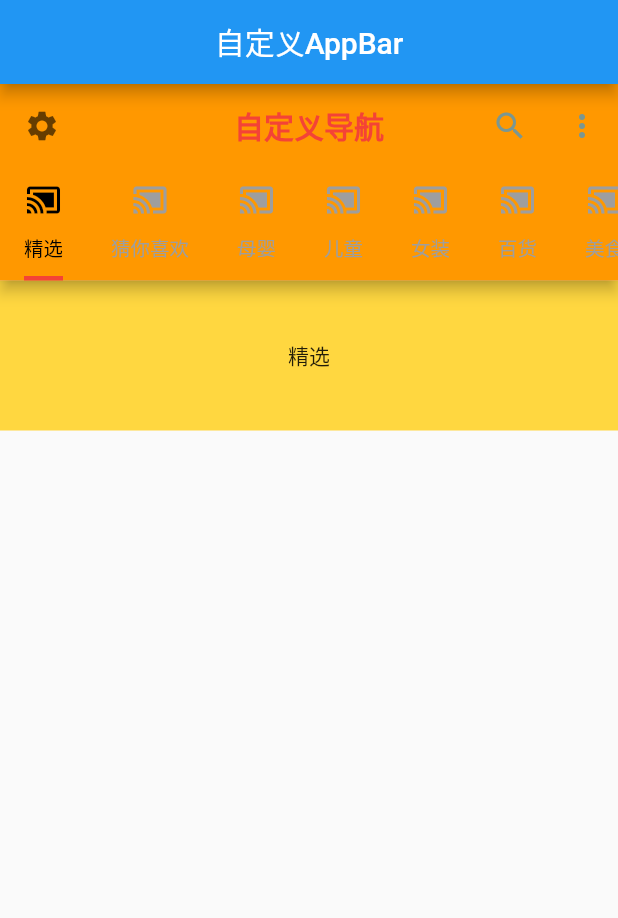
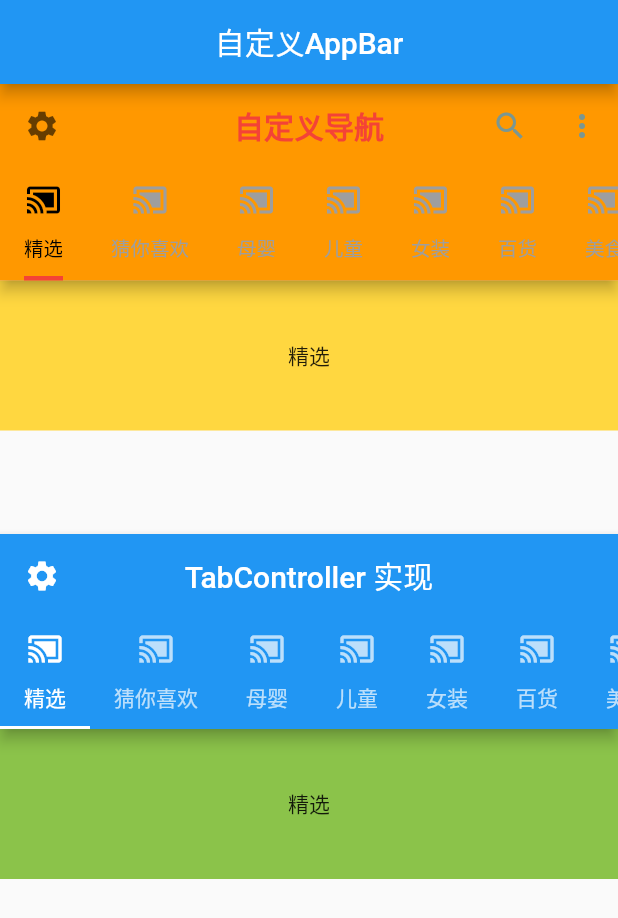
Before and after one commit to Preterit/flutter_first, a Flutter app: the CustomAppbar screen opened directly, on a phone screen of 412 x 824 dp. Shown: the top 918 px of the screen. Run offline on Flutter 3.47's test engine with Material 2 defaults, Android fonts, the phone set to English and light mode, and no system bars.

Commit message:
TabController 方式设置的 TabBar 代码编写。

```diff
--- a/lib/Route/appbar/CusAppBarPage.dart
+++ b/lib/Route/appbar/CusAppBarPage.dart
@@ -2,6 +2,7 @@ import 'package:flutter/cupertino.dart';
 import 'package:flutter/material.dart';
 
 import 'CusAppBarWithDefaultTabController.dart';
+import 'CusAppBarWithTabController.dart';
 
 /// 自定义导航栏
 class CustomAppbar extends StatelessWidget {
@@ -45,11 +46,10 @@ class CustomAppbar extends StatelessWidget {
         title: Text("自定义AppBar"),
         centerTitle: true,
       ),
-      body: Column(
-        mainAxisAlignment: MainAxisAlignment.start,
-        crossAxisAlignment: CrossAxisAlignment.center,
+      body: ListView(
         children: <Widget>[
-          Container(height: 400.0, child: FirstAppBar()),
+          Container(height: 300.0, child: FirstAppBar(), color: Colors.green),
+          Container(height: 400.0, child: SecondAppBar()),
         ],
       ),
     );
--- /dev/null
+++ b/lib/Route/appbar/CusAppBarWithTabController.dart
@@ -0,0 +1,56 @@
+import 'package:flutter/cupertino.dart';
+import 'package:flutter/material.dart';
+
+import 'CusAppBarPage.dart';
+
+/// 使用 TabController 方法 必须继承有状态的 StatefulWidget
+class SecondAppBar extends StatefulWidget {
+  @override
+  State<StatefulWidget> createState() {
+    return _SecondAppBar();
+  }
+}
+
+class _SecondAppBar extends State<SecondAppBar>
+    with SingleTickerProviderStateMixin {
+  TabController _tabController;
+
+  @override
+  void initState() {
+    super.initState();
+    _tabController = new TabController(length: 14, vsync: this);
+    _tabController.addListener(() {
+        print("----${_tabController.index}");
+    });
+  }
+
+  @override
+  void dispose() {
+    super.dispose();
+    if (_tabController != null) {
+      _tabController.dispose();
+    }
+  }
+
+  @override
+  Widget build(BuildContext context) {
+    return Scaffold(
+      appBar: AppBar(
+        title: Text("TabController 实现"),
+        centerTitle: true,
+        leading: Icon(Icons.settings),
+        bottom: TabBar(
+          isScrollable: true,
+          controller: _tabController,
+          tabs: CustomAppbar().tabsList,
+        ),
+      ),
+      body: Container(
+        height: 100.0,
+        color: Colors.lightGreen,
+        child: TabBarView(
+            controller: _tabController, children: CustomAppbar().tabViewList),
+      ),
+    );
+  }
+}
```
